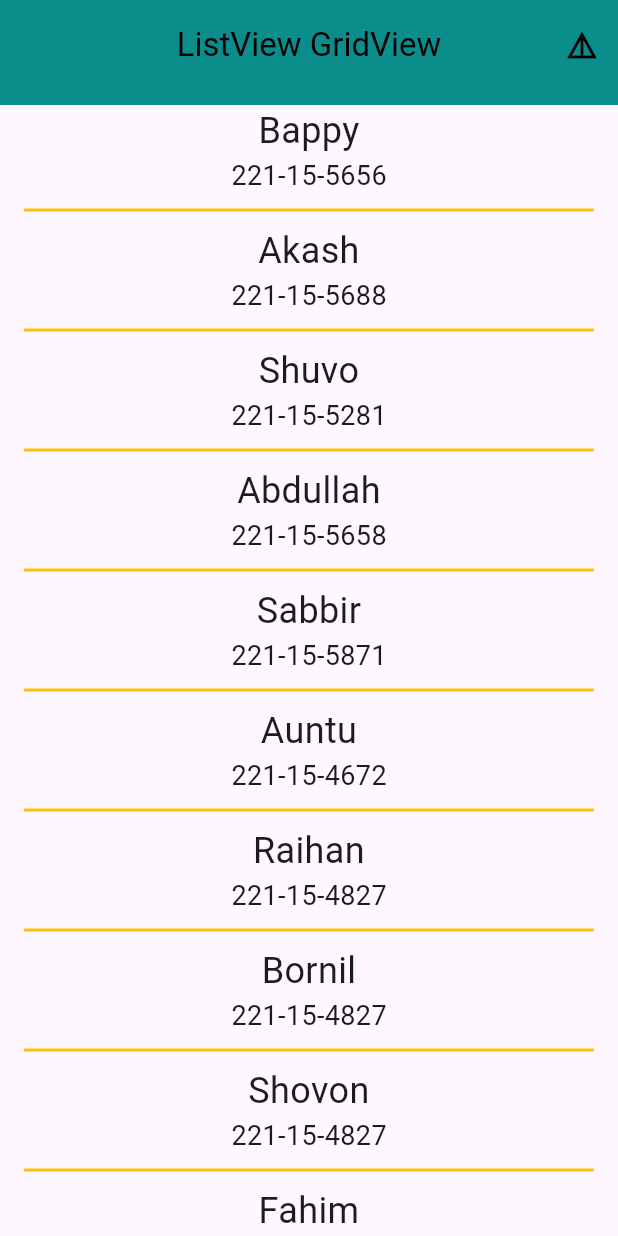
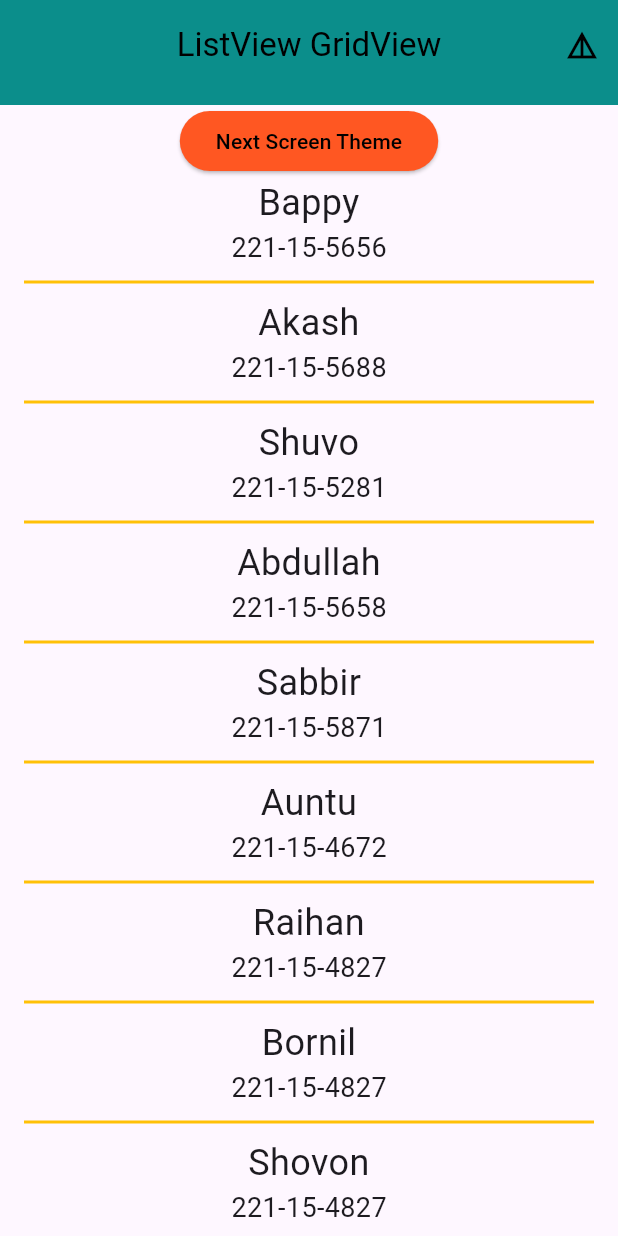
Before and after one commit to mdbappy21/flutter_practice, a Flutter app: the SixthScreen screen opened directly, on a phone screen of 412 x 824 dp. Run offline on Flutter 3.47's test engine with Material 3 defaults, Android fonts, the phone set to English and light mode, and no system bars; network calls fail.

```diff
--- a/lib/Screens/SixthScreen.dart
+++ b/lib/Screens/SixthScreen.dart
@@ -1,5 +1,7 @@
 import 'package:flutter/material.dart';
 import 'package:flutter_practice/widgets/appBar.dart';
+import 'package:flutter_practice/widgets/newScreenNevigation.dart';
+import 'package:flutter_practice/Screens/SeventhScreen.dart';
 
 class SixthScreen extends StatelessWidget{
   List<String> StudentName = [
@@ -34,6 +36,21 @@ class SixthScreen extends StatelessWidget{
         body: SingleChildScrollView(
           child: Column(
             children: [
+              Row(
+                mainAxisAlignment: MainAxisAlignment.center,
+                children: [
+                  ElevatedButton(
+                    style: ElevatedButton.styleFrom(
+                        backgroundColor: Colors.deepOrange,
+                        foregroundColor: Colors.black),
+                    onPressed: () {
+                      newScreenNevigation.navigateToNextScreen(
+                          context, SeventhSecreen());
+                    },
+                    child: const Text('Next Screen Theme'),
+                  ),
+                ],
+              ),
               ListView.separated(
                 shrinkWrap: true,
                 primary: false,
```
